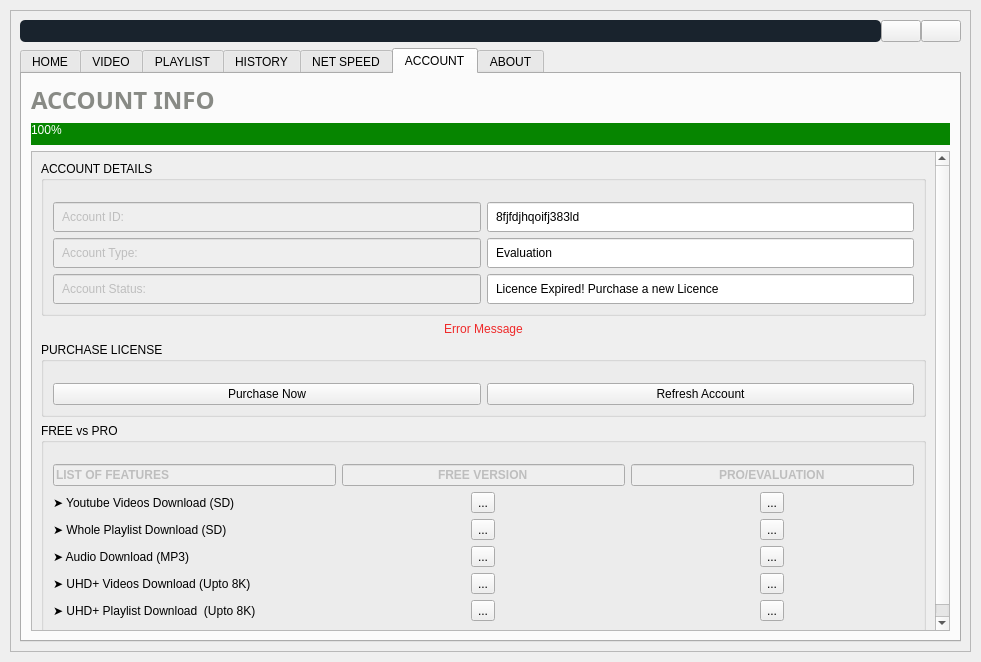
Above: src/ui_main_trial.ui from rishabh3354/YOUTUBE-DL-PRO before the change. Below: the same form after it.
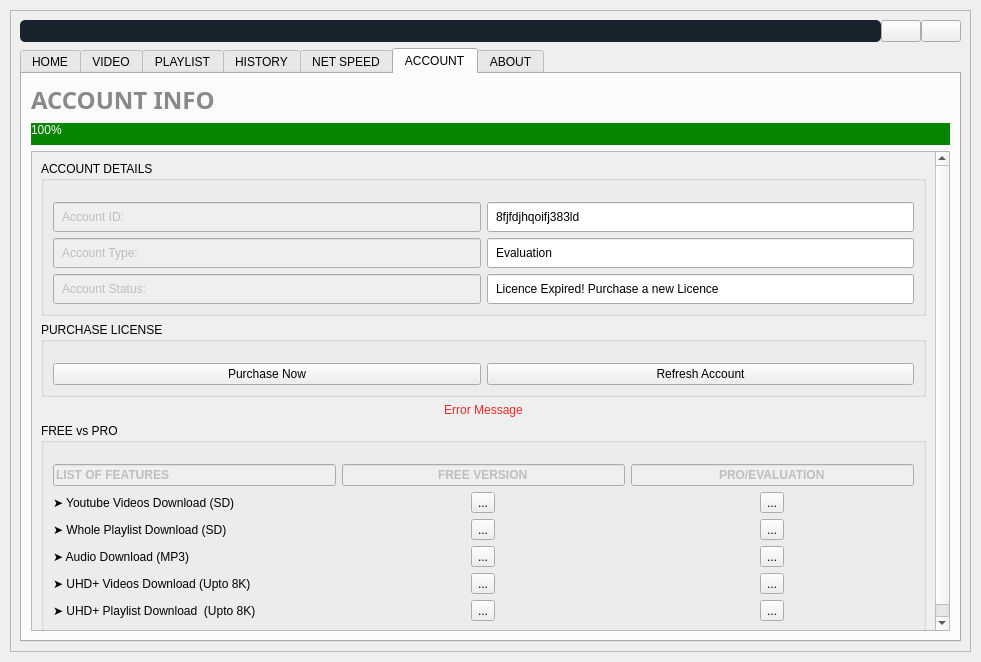
That is the form after the change. The open tabs and pages were chosen to show the change. Icons and pictures are not drawn.

What changed in the file:
```diff
--- a/src/ui_main_trial.ui
+++ b/src/ui_main_trial.ui
@@ -1950,22 +1950,6 @@
                     </layout>
                    </widget>
                   </item>
-                  <item>
-                   <widget class="QLabel" name="error_message">
-                    <property name="sizePolicy">
-                     <sizepolicy hsizetype="Preferred" vsizetype="Fixed">
-                      <horstretch>0</horstretch>
-                      <verstretch>0</verstretch>
-                     </sizepolicy>
-                    </property>
-                    <property name="text">
-                     <string>&lt;html&gt;&lt;head/&gt;&lt;body&gt;&lt;p align=&quot;center&quot;&gt;&lt;span style=&quot; color:#ef2929;&quot;&gt;Error Message&lt;/span&gt;&lt;/p&gt;&lt;/body&gt;&lt;/html&gt;</string>
-                    </property>
-                    <property name="alignment">
-                     <set>Qt::AlignCenter</set>
-                    </property>
-                   </widget>
-                  </item>
                   <item>
                    <widget class="QGroupBox" name="groupBox_15">
                     <property name="sizePolicy">
@@ -2065,6 +2049,22 @@
                     </layout>
                    </widget>
                   </item>
+                  <item>
+                   <widget class="QLabel" name="error_message">
+                    <property name="sizePolicy">
+                     <sizepolicy hsizetype="Preferred" vsizetype="Fixed">
+                      <horstretch>0</horstretch>
+                      <verstretch>0</verstretch>
+                     </sizepolicy>
+                    </property>
+                    <property name="text">
+                     <string>&lt;html&gt;&lt;head/&gt;&lt;body&gt;&lt;p align=&quot;center&quot;&gt;&lt;span style=&quot; color:#ef2929;&quot;&gt;Error Message&lt;/span&gt;&lt;/p&gt;&lt;/body&gt;&lt;/html&gt;</string>
+                    </property>
+                    <property name="alignment">
+                     <set>Qt::AlignCenter</set>
+                    </property>
+                   </widget>
+                  </item>
                   <item>
                    <widget class="QGroupBox" name="groupBox_13">
                     <property name="sizePolicy">
```
Left out of the diff: 2 changed lines with no effect on the pictures.
